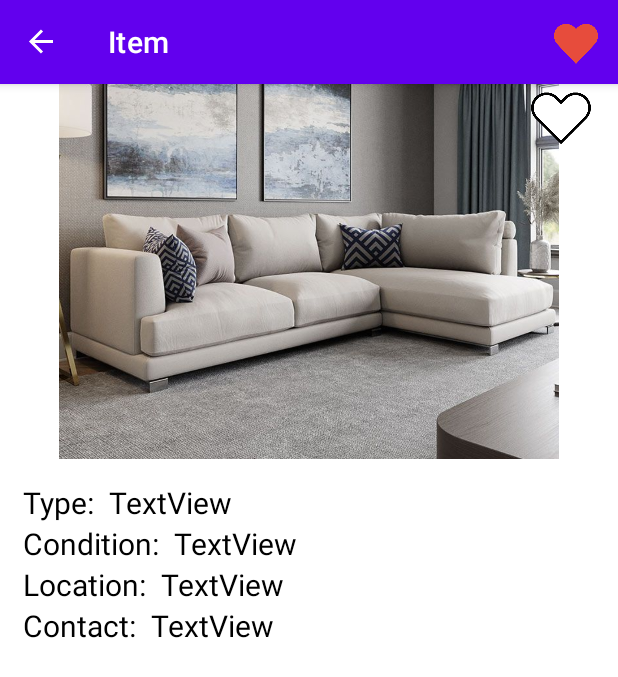
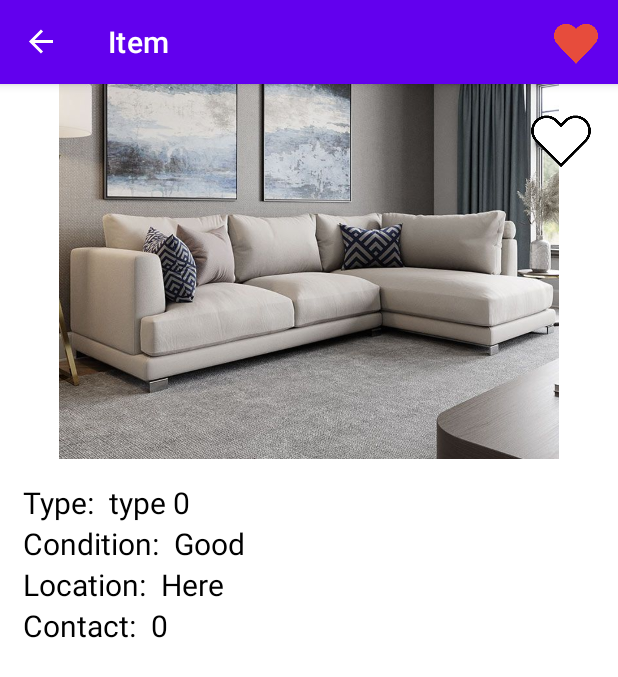
Before and after one commit to koren2888/EasyGive, an Android app: the FavoritesFragment screen opened through its navigation route, after a tap on "Type:", on a phone screen of 412 x 824 dp. Shown: the top 677 px of the screen. Run offline under Robolectric (Android 15) with nearby library versions, the phone set to English and light mode, and no system bars; our stand-ins replace navigation-ui.

Commit message:
Adding item fragment details

```diff
--- a/app/build.gradle
+++ b/app/build.gradle
@@ -1,5 +1,6 @@
 plugins {
     id 'com.android.application'
+    id 'androidx.navigation.safeargs'
 }
 
 android {
@@ -22,9 +23,14 @@ android {
             proguardFiles getDefaultProguardFile('proguard-android-optimize.txt'), 'proguard-rules.pro'
         }
     }
+
     compileOptions {
         sourceCompatibility JavaVersion.VERSION_1_8
         targetCompatibility JavaVersion.VERSION_1_8
+    }
+
+    buildFeatures {
+        viewBinding true
     }
 }
 
--- a/app/src/main/java/com/example/easygive/FavoritesFragment.java
+++ b/app/src/main/java/com/example/easygive/FavoritesFragment.java
@@ -14,6 +14,7 @@ import androidx.core.view.MenuProvider;
 import androidx.fragment.app.Fragment;
 import androidx.fragment.app.FragmentActivity;
 import androidx.lifecycle.Lifecycle;
+import androidx.navigation.NavDirections;
 import androidx.navigation.Navigation;
 import androidx.recyclerview.widget.LinearLayoutManager;
 import androidx.recyclerview.widget.RecyclerView;
@@ -59,8 +60,10 @@ public class FavoritesFragment extends Fragment {
         ItemsRecyclerAdapter adapter = new ItemsRecyclerAdapter(getLayoutInflater(), items);
         list.setAdapter(adapter);
 
-        adapter.setOnItemClickListener(pos -> Navigation.findNavController(view)
-                .navigate(R.id.action_global_itemFragment));
+        adapter.setOnItemClickListener(pos -> {
+            NavDirections action = FavoritesFragmentDirections.actionGlobalItemFragment(pos);
+            Navigation.findNavController(view).navigate(action);
+        });
         return view;
     }
 }
--- a/app/src/main/java/com/example/easygive/ItemFragment.java
+++ b/app/src/main/java/com/example/easygive/ItemFragment.java
@@ -5,16 +5,45 @@ import android.view.LayoutInflater;
 import android.view.View;
 import android.view.ViewGroup;
 
+import androidx.annotation.NonNull;
 import androidx.fragment.app.Fragment;
+import androidx.navigation.NavDirections;
+
+import com.example.easygive.databinding.FragmentItemBinding;
+import com.example.easygive.model.Item;
+import com.example.easygive.model.Model;
 
 public class ItemFragment extends Fragment {
 
+    FragmentItemBinding binding;
+    Item item;
+
     @Override
-    public View onCreateView(LayoutInflater inflater, ViewGroup container,
+    public View onCreateView(@NonNull LayoutInflater inflater, ViewGroup container,
                              Bundle savedInstanceState) {
-        // Inflate the layout for this fragment
-        View view = inflater.inflate(R.layout.fragment_item, container, false);
+        binding = FragmentItemBinding.inflate(inflater,container,false);
+        View view = binding.getRoot();
+        int itemPos = ItemFragmentArgs.fromBundle(getArguments()).getItemPos();
+        item = Model.instance().getItem(itemPos);
+
+        binding.typeValue.setText(item.item_type);
+        binding.conditionValue.setText(item.condition);
+        binding.locationValue.setText(item.location);
+        binding.contactValue.setText(item.contact);
+
+        binding.favoriteIcon.setOnClickListener(view1 -> {
+            Model.instance().updateFavorites(item);
+            updateFavoriteIcon();
+        });
 
         return view;
     }
+
+    private void updateFavoriteIcon() {
+        if (item.isFavorite) {
+            binding.favoriteIcon.setImageResource(R.drawable.full_heart_icon);
+        } else {
+            binding.favoriteIcon.setImageResource(R.drawable.empty_heart_icon);
+        }
+    }
 }
--- a/app/src/main/java/com/example/easygive/ItemsFragment.java
+++ b/app/src/main/java/com/example/easygive/ItemsFragment.java
@@ -6,6 +6,7 @@ import android.view.View;
 import android.view.ViewGroup;
 
 import androidx.fragment.app.Fragment;
+import androidx.navigation.NavDirections;
 import androidx.navigation.Navigation;
 import androidx.recyclerview.widget.LinearLayoutManager;
 import androidx.recyclerview.widget.RecyclerView;
@@ -32,8 +33,10 @@ public class ItemsFragment extends Fragment {
         ItemsRecyclerAdapter adapter = new ItemsRecyclerAdapter(getLayoutInflater(), items);
         list.setAdapter(adapter);
 
-        adapter.setOnItemClickListener(pos -> Navigation.findNavController(view)
-                .navigate(R.id.action_global_itemFragment));
+        adapter.setOnItemClickListener(pos -> {
+            NavDirections action = ItemsFragmentDirections.actionGlobalItemFragment(pos);
+            Navigation.findNavController(view).navigate(action);
+        });
         return view;
     }
 }
--- a/app/src/main/java/com/example/easygive/model/Model.java
+++ b/app/src/main/java/com/example/easygive/model/Model.java
@@ -29,6 +29,10 @@ public class Model {
         return itemsList;
     }
 
+    public Item getItem(int pos) {
+        return itemsList.get(pos);
+    }
+
     public void updateFavorites(Item item) {
         if (!item.isFavorite) {
             favoriteItems.put(item.id, item);
--- a/app/src/main/res/layout/fragment_item.xml
+++ b/app/src/main/res/layout/fragment_item.xml
@@ -20,13 +20,13 @@
             app:srcCompat="@drawable/sofa_example" />
 
         <ImageView
-            android:id="@+id/item_favorite_icon"
+            android:id="@+id/favorite_icon"
             android:layout_width="45dp"
             android:layout_height="45dp"
             android:layout_marginTop="15dp"
             android:layout_marginEnd="15dp"
-            app:layout_constraintEnd_toEndOf="parent"
-            app:layout_constraintTop_toTopOf="@+id/itemRow_image"
+            app:layout_constraintEnd_toEndOf="@+id/item_image"
+            app:layout_constraintTop_toTopOf="@+id/item_image"
             app:srcCompat="@drawable/empty_heart_icon" />
 
         <androidx.constraintlayout.widget.ConstraintLayout
@@ -38,7 +38,7 @@
             app:layout_constraintTop_toBottomOf="@+id/item_image">
 
             <TextView
-                android:id="@+id/item_type_tag"
+                android:id="@+id/type_tag"
                 android:layout_width="wrap_content"
                 android:layout_height="wrap_content"
                 android:text="Type:"
@@ -48,82 +48,82 @@
                 app:layout_constraintTop_toTopOf="parent" />
 
             <TextView
-                android:id="@+id/item_type_value"
+                android:id="@+id/type_value"
                 android:layout_width="wrap_content"
                 android:layout_height="wrap_content"
                 android:layout_marginStart="10dp"
                 android:text="TextView"
                 android:textColor="#000000"
                 android:textSize="20sp"
-                app:layout_constraintBottom_toBottomOf="@+id/item_type_tag"
-                app:layout_constraintStart_toEndOf="@+id/item_type_tag"
-                app:layout_constraintTop_toTopOf="@+id/item_type_tag" />
+                app:layout_constraintBottom_toBottomOf="@+id/type_tag"
+                app:layout_constraintStart_toEndOf="@+id/type_tag"
+                app:layout_constraintTop_toTopOf="@+id/type_tag" />
 
             <TextView
-                android:id="@+id/item_condition_tag"
+                android:id="@+id/condition_tag"
                 android:layout_width="wrap_content"
                 android:layout_height="wrap_content"
                 android:text="Condition:"
                 android:textColor="#000000"
                 android:textSize="20sp"
                 app:layout_constraintStart_toStartOf="parent"
-                app:layout_constraintTop_toBottomOf="@+id/item_type_tag" />
+                app:layout_constraintTop_toBottomOf="@+id/type_tag" />
 
             <TextView
-                android:id="@+id/item_condition_value"
+                android:id="@+id/condition_value"
                 android:layout_width="wrap_content"
                 android:layout_height="wrap_content"
                 android:layout_marginStart="10dp"
                 android:text="TextView"
                 android:textColor="#000000"
                 android:textSize="20sp"
-                app:layout_constraintBottom_toBottomOf="@+id/item_condition_tag"
-                app:layout_constraintStart_toEndOf="@+id/item_condition_tag"
-                app:layout_constraintTop_toTopOf="@+id/item_condition_tag" />
+                app:layout_constraintBottom_toBottomOf="@+id/condition_tag"
+                app:layout_constraintStart_toEndOf="@+id/condition_tag"
+                app:layout_constraintTop_toTopOf="@+id/condition_tag" />
 
             <TextView
-                android:id="@+id/item_location_tag"
+                android:id="@+id/location_tag"
                 android:layout_width="wrap_content"
                 android:layout_height="wrap_content"
                 android:text="Location:"
                 android:textColor="#000000"
                 android:textSize="20sp"
                 app:layout_constraintStart_toStartOf="parent"
-                app:layout_constraintTop_toBottomOf="@+id/item_condition_tag" />
+                app:layout_constraintTop_toBottomOf="@+id/condition_tag" />
 
             <TextView
-                android:id="@+id/item_location_value"
+                android:id="@+id/location_value"
                 android:layout_width="wrap_content"
                 android:layout_height="wrap_content"
                 android:layout_marginStart="10dp"
                 android:text="TextView"
                 android:textColor="#000000"
                 android:textSize="20sp"
-                app:layout_constraintBottom_toBottomOf="@+id/item_location_tag"
-                app:layout_constraintStart_toEndOf="@+id/item_location_tag"
-                app:layout_constraintTop_toTopOf="@+id/item_location_tag" />
+                app:layout_constraintBottom_toBottomOf="@+id/location_tag"
+                app:layout_constraintStart_toEndOf="@+id/location_tag"
+                app:layout_constraintTop_toTopOf="@+id/location_tag" />
 
             <TextView
-                android:id="@+id/item_contact_tag"
+                android:id="@+id/contact_tag"
                 android:layout_width="wrap_content"
                 android:layout_height="wrap_content"
                 android:text="Contact:"
                 android:textColor="#000000"
                 android:textSize="20sp"
                 app:layout_constraintStart_toStartOf="parent"
-                app:layout_constraintTop_toBottomOf="@+id/item_location_tag" />
+                app:layout_constraintTop_toBottomOf="@+id/location_tag" />
 
             <TextView
-                android:id="@+id/item_contact_value"
+                android:id="@+id/contact_value"
                 android:layout_width="wrap_content"
                 android:layout_height="wrap_content"
                 android:layout_marginStart="10dp"
                 android:text="TextView"
                 android:textColor="#000000"
                 android:textSize="20sp"
-                app:layout_constraintBottom_toBottomOf="@+id/item_contact_tag"
-                app:layout_constraintStart_toEndOf="@+id/item_contact_tag"
-                app:layout_constraintTop_toTopOf="@+id/item_contact_tag" />
+                app:layout_constraintBottom_toBottomOf="@+id/contact_tag"
+                app:layout_constraintStart_toEndOf="@+id/contact_tag"
+                app:layout_constraintTop_toTopOf="@+id/contact_tag" />
         </androidx.constraintlayout.widget.ConstraintLayout>
 
     </androidx.constraintlayout.widget.ConstraintLayout>
--- a/app/src/main/res/navigation/nav_graph.xml
+++ b/app/src/main/res/navigation/nav_graph.xml
@@ -14,7 +14,11 @@
         android:id="@+id/itemFragment"
         android:name="com.example.easygive.ItemFragment"
         android:label="Item"
-        tools:layout="@layout/fragment_item" />
+        tools:layout="@layout/fragment_item" >
+        <argument
+            android:name="itemPos"
+            app:argType="integer" />
+    </fragment>
     <fragment
         android:id="@+id/favoritesFragment"
         android:name="com.example.easygive.FavoritesFragment"
--- a/build.gradle
+++ b/build.gradle
@@ -1,4 +1,14 @@
 // Top-level build file where you can add configuration options common to all sub-projects/modules.
+buildscript {
+    repositories {
+        google()
+    }
+    dependencies {
+        def nav_version = "2.5.3"
+        classpath "androidx.navigation:navigation-safe-args-gradle-plugin:$nav_version"
+    }
+}
+
 plugins {
     id 'com.android.application' version '7.3.1' apply false
     id 'com.android.library' version '7.3.1' apply false
```
